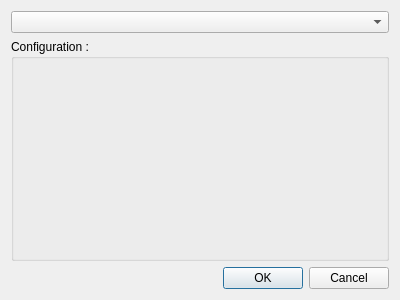
Above: L021/validator_dialog.ui from nem-e5i5/LO21P2014 before the change. Below: the same form after it.
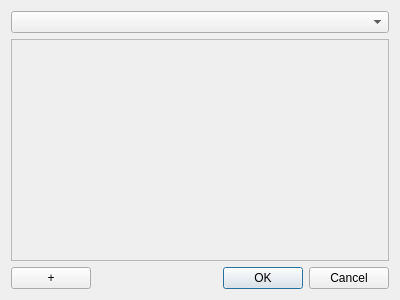
That is the form after the change.

Commit message: validator dialog

The edit to the form file:
```diff
--- a/L021/validator_dialog.ui
+++ b/L021/validator_dialog.ui
@@ -14,7 +14,7 @@
    <string>Dialog</string>
   </property>
   <layout class="QGridLayout" name="gridLayout">
-   <item row="2" column="0">
+   <item row="4" column="1">
     <widget class="QDialogButtonBox" name="buttonBox">
      <property name="orientation">
       <enum>Qt::Horizontal</enum>
@@ -24,18 +24,36 @@
      </property>
     </widget>
    </item>
-   <item row="0" column="0">
+   <item row="4" column="0">
+    <widget class="QPushButton" name="add_button">
+     <property name="text">
+      <string>+</string>
+     </property>
+    </widget>
+   </item>
+   <item row="0" column="0" colspan="2">
     <widget class="QComboBox" name="choose_validator_combobox"/>
    </item>
-   <item row="1" column="0">
-    <widget class="QGroupBox" name="validator_configuration_box">
-     <property name="title">
-      <string>Configuration :</string>
+   <item row="1" column="0" colspan="2">
+    <widget class="QScrollArea" name="scrollArea">
+     <property name="widgetResizable">
+      <bool>true</bool>
      </property>
-     <property name="flat">
-      <bool>false</bool>
-     </property>
-     <layout class="QGridLayout" name="gridLayout_2"/>
+     <widget class="QWidget" name="scrollAreaWidgetContents">
+      <property name="geometry">
+       <rect>
+        <x>0</x>
+        <y>0</y>
+        <width>380</width>
+        <height>208</height>
+       </rect>
+      </property>
+      <layout class="QFormLayout" name="formLayout_2">
+       <property name="fieldGrowthPolicy">
+        <enum>QFormLayout::AllNonFixedFieldsGrow</enum>
+       </property>
+      </layout>
+     </widget>
     </widget>
    </item>
   </layout>
```
